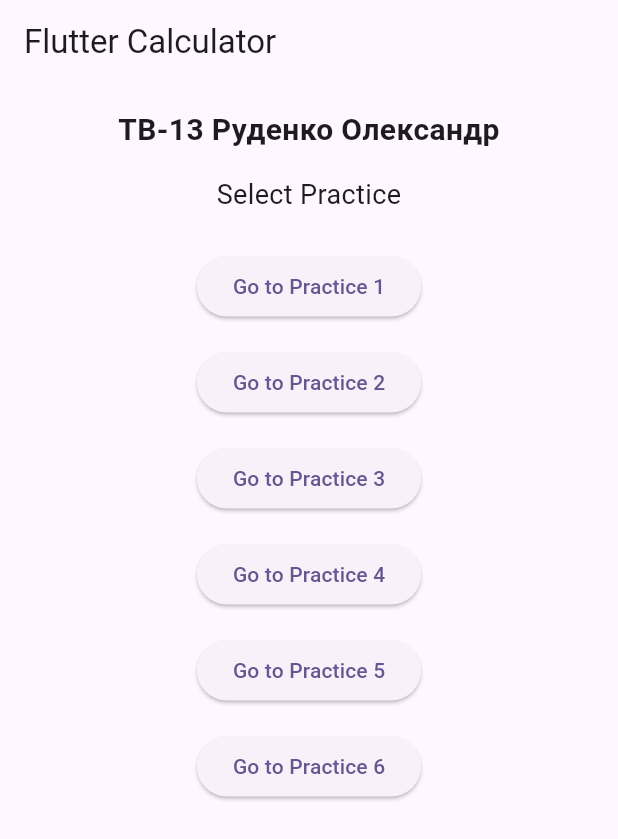
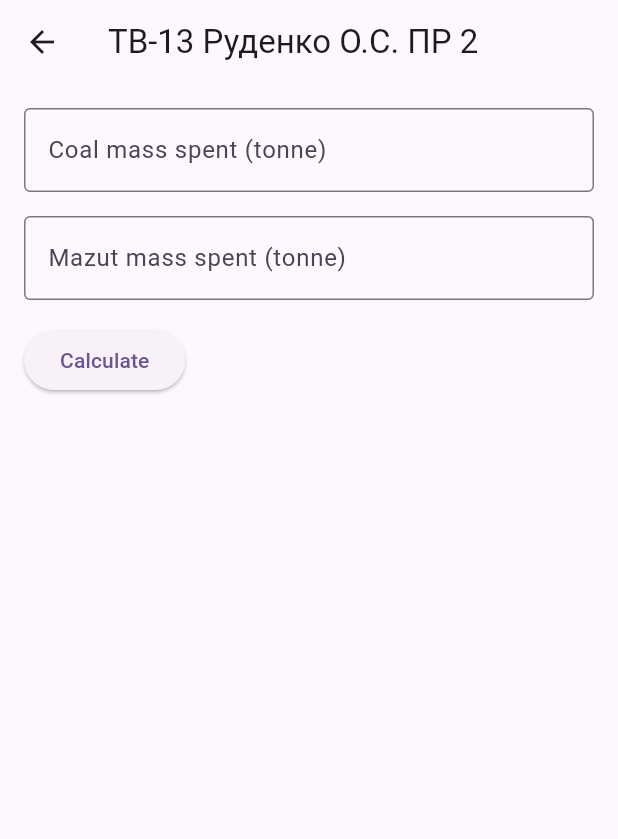
Before and after one commit to olexandr-rd/KPI-Flutter, a Flutter app: the screen it shows after launch, after a tap on an icon or button, on a phone screen of 412 x 824 dp. Shown: the top 839 px of the screen. Run offline on Flutter 3.47's test engine with Material 3 defaults, Android fonts, the phone set to English and light mode, and no system bars; our stand-ins replace go_router.

Commit message:
practice 2

```diff
--- a/lib/main.dart
+++ b/lib/main.dart
@@ -3,6 +3,7 @@ import 'package:go_router/go_router.dart';
 import 'practice1/practice1_main_screen.dart';
 import 'practice1/calculator1_screen.dart';
 import 'practice1/calculator2_screen.dart';
+import 'practice2/practice2_main_screen.dart';
 
 void main() {
   runApp(const MyApp());
@@ -44,6 +45,10 @@ final GoRouter _router = GoRouter(
     GoRoute(
       path: '/calculator2',
       builder: (context, state) => const Calculator2Screen(),
+    ),
+    GoRoute(
+      path: '/practice2',
+      builder: (context, state) => const Practice2MainScreen(),
     ),
   ],
 );
@@ -96,8 +101,8 @@ class PracticeButton extends StatelessWidget {
       padding: const EdgeInsets.symmetric(vertical: 8.0),
       child: ElevatedButton(
         onPressed: () {
-          if (index == 1) {
-            context.push('/practice1'); // Відкриває Practice1MainScreen
+          if (index <= 2) { // Відкриває Practice 1-2
+            context.push('/practice$index');
           }
         },
         child: Text('Go to Practice $index'),
--- /dev/null
+++ b/lib/practice2/practice2_main_screen.dart
@@ -0,0 +1,88 @@
+import 'package:flutter/material.dart';
+import 'package:go_router/go_router.dart';
+import 'gross_emissions.dart';
+
+class Practice2MainScreen extends StatefulWidget {
+  const Practice2MainScreen({super.key});
+
+  @override
+  State<Practice2MainScreen> createState() => _Practice2MainScreenState();
+}
+
+class _Practice2MainScreenState extends State<Practice2MainScreen> {
+  final TextEditingController coalController = TextEditingController();
+  final TextEditingController mazutController = TextEditingController();
+  List<double> grossCalculated = List.filled(4, 0.0);
+  bool isCalculated = false;
+
+  @override
+  void dispose() {
+    coalController.dispose();
+    mazutController.dispose();
+    super.dispose();
+  }
+
+  void calculate() {
+    double coalSpent = double.tryParse(coalController.text) ?? 0.0;
+    double mazutSpent = double.tryParse(mazutController.text) ?? 0.0;
+
+    setState(() {
+      grossCalculated = grossCalculations(coalSpent, mazutSpent);
+      isCalculated = true;
+    });
+  }
+
+  @override
+  Widget build(BuildContext context) {
+    return Scaffold(
+      appBar: AppBar(
+        leading: IconButton(
+          icon: const Icon(Icons.arrow_back),
+          onPressed: () => context.pop(),
+        ),
+        title: const Text("ТВ-13 Руденко О.С. ПР 2"),
+      ),
+      body: Padding(
+        padding: const EdgeInsets.all(16.0),
+        child: SingleChildScrollView(
+          child: Column(
+            crossAxisAlignment: CrossAxisAlignment.start,
+            children: [
+              TextField(
+                controller: coalController,
+                keyboardType: TextInputType.number,
+                decoration: const InputDecoration(
+                  labelText: "Coal mass spent (tonne)",
+                  border: OutlineInputBorder(),
+                ),
+              ),
+              const SizedBox(height: 16),
+              TextField(
+                controller: mazutController,
+                keyboardType: TextInputType.number,
+                decoration: const InputDecoration(
+                  labelText: "Mazut mass spent (tonne)",
+                  border: OutlineInputBorder(),
+                ),
+              ),
+              const SizedBox(height: 16),
+              ElevatedButton(
+                onPressed: calculate,
+                child: const Text("Calculate"),
+              ),
+              const SizedBox(height: 16),
+              if (isCalculated) ...[
+                Text("1.1. Coal emission factor: ${grossCalculated[0]} g/GJ"),
+                Text("1.2. Total coal emission: ${grossCalculated[1]} tons"),
+                Text("1.3. Mazut emission factor: ${grossCalculated[2]} g/GJ"),
+                Text("1.4. Total Mazut emission: ${grossCalculated[3]} tons"),
+                const Text("1.5. Gas emission factor: 0 g/GJ"),
+                const Text("1.6. Total gas emission: 0 tons"),
+              ],
+            ],
+          ),
+        ),
+      ),
+    );
+  }
+}
```
Also changed, not shown: lib/practice2/gross_emissions.dart (added, +37 -0 lines), lib/practice2/solid_particles.dart (added, +17 -0 lines).
